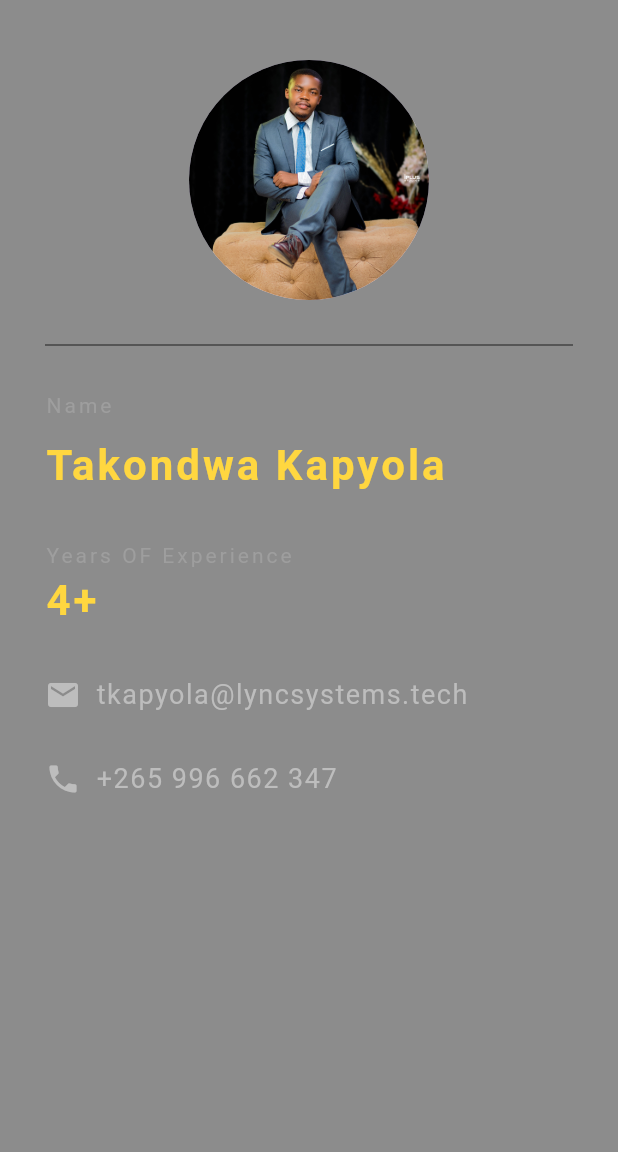
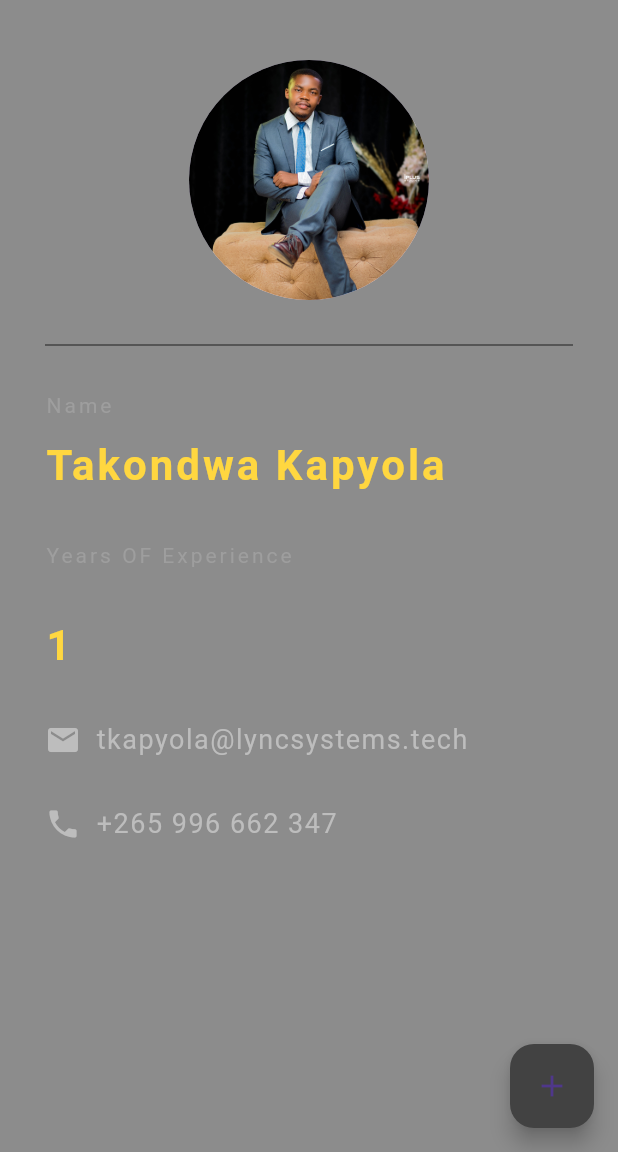
Before and after one commit to takondwamw/About-Me, a Flutter app: the screen it shows after launch, on a phone screen of 412 x 824 dp, the part 84-1236 px from its top. Run offline on Flutter 3.47's test engine with Material 3 defaults, Android fonts, the phone set to English and light mode, and no system bars.

Commit message:
implemented stateful actions on years of experience

```diff
--- a/lib/main.dart
+++ b/lib/main.dart
@@ -1,4 +1,4 @@
-import 'package:flutter/material.dart';
+import 'package:flutter/material.dart' show AppBar, AssetImage, BuildContext, Center, CircleAvatar, Colors, Column, CrossAxisAlignment, Divider, EdgeInsets, FloatingActionButton, FontWeight, Icon, Icons, MaterialApp, Padding, Row, Scaffold, SizedBox, State, StatefulWidget, Text, TextStyle, Widget, runApp;
 
 void main() {
   runApp(MaterialApp(
@@ -6,10 +6,17 @@ void main() {
   ));
 }
 
-class NinjaCard extends StatelessWidget {
+class NinjaCard extends StatefulWidget {
   const NinjaCard({super.key});
 
   @override
+  State<NinjaCard> createState() => _NinjaCardState();
+}
+
+class _NinjaCardState extends State<NinjaCard> {
+  @override
+  int experience = 1;
+
   Widget build(BuildContext context) {
     return Scaffold(
       backgroundColor: Colors.black45,
@@ -23,6 +30,15 @@ class NinjaCard extends StatelessWidget {
         backgroundColor: Colors.grey[850],
 
         elevation: 0.0,
+      ),
+      floatingActionButton: FloatingActionButton(
+        onPressed :(){
+          setState(() {
+            experience += 1;
+          });
+        },
+        child: Icon(Icons.add),
+        backgroundColor: Colors.grey[800],
       ),
       body: Padding(
         padding: EdgeInsets.fromLTRB(30.0, 40.0, 30, 0.0),
@@ -56,16 +72,19 @@ class NinjaCard extends StatelessWidget {
                 fontWeight: FontWeight.bold
               ),
             ),
-            SizedBox(height: 30.0),
-            Text(
+            const SizedBox(height: 30.0),
+            const Text(
               'Years OF Experience',
               style: TextStyle(
                 color: Colors.grey,
                 letterSpacing: 2.0,
               ),
             ),
+
+            const SizedBox(height: 30.0),
+
             Text(
-              '4+',
+              '$experience',
               style: TextStyle(
                   color: Colors.amberAccent[200],
                   letterSpacing: 2.0,
@@ -74,7 +93,7 @@ class NinjaCard extends StatelessWidget {
               ),
             ),
 
-            SizedBox(height: 30.0),
+            const SizedBox(height: 30.0),
             Row(
               children: [
                 Icon(
```
Also changed, not shown: pubspec.lock.
